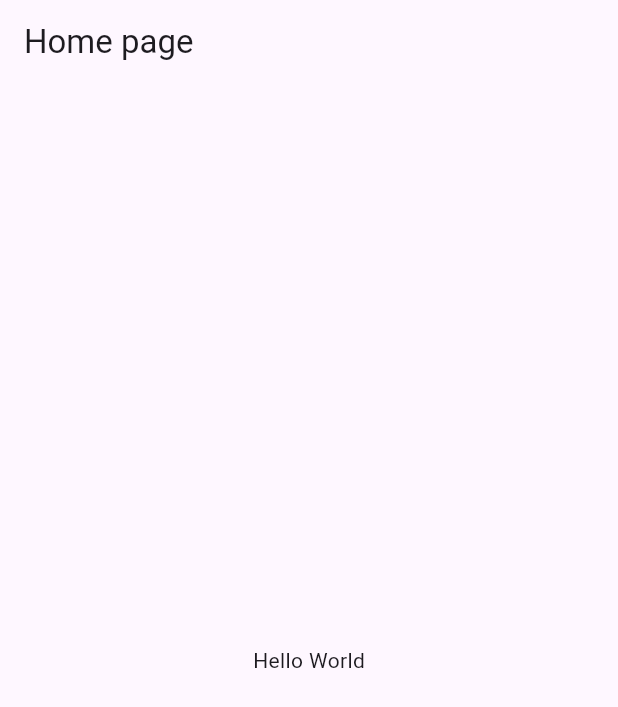
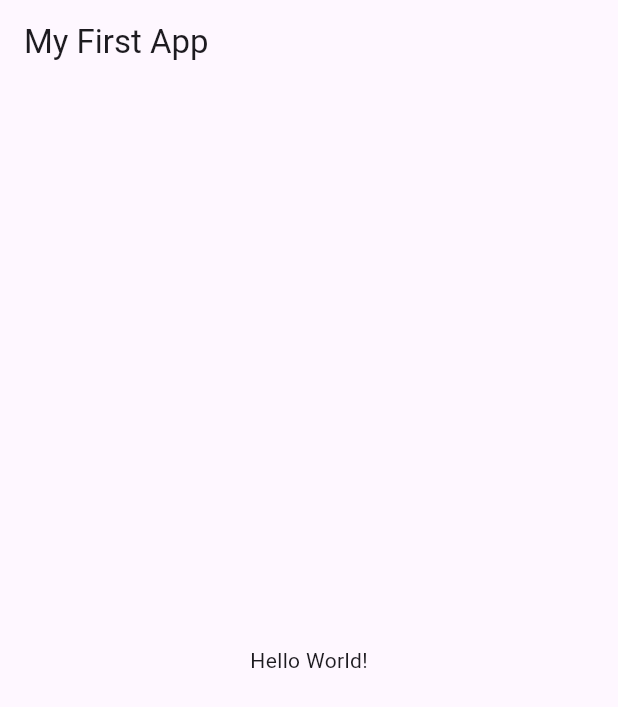
Before and after one commit to paulmagadi/Learn_Flutter, a Flutter app: the screen it shows after launch, on a phone screen of 412 x 824 dp. Shown: the top 707 px of the screen. Run offline on Flutter 3.47's test engine with Material 3 defaults, Android fonts, the phone set to English and light mode, and no system bars.

Commit message:
modified:   practice_flutter/myapp/lib/main.dart

```diff
--- a/practice_flutter/myapp/lib/main.dart
+++ b/practice_flutter/myapp/lib/main.dart
@@ -1,36 +1,16 @@
 import 'package:flutter/material.dart';
 
-void main() => runApp(MyApp());
-
-class MyApp extends StatelessWidget {
-   // This widget is the root of your application.
-   @override
-   Widget build(BuildContext context) {
-      return MaterialApp(
-         title: 'Hello World Demo Application',
-         theme: ThemeData(
-            primarySwatch: Colors.blue,
-         ),
-         home: MyHomePage(title: 'Home page'),
-      );
-   }
+void main() {
+  runApp(
+    MaterialApp(
+      home: Scaffold(
+        appBar: AppBar(
+          title: const Text('My First App'),
+        ),
+        body: const Center(
+          child: Text('Hello World!'),
+        ),
+      ),
+    ),
+  );
 }
-class MyHomePage extends StatelessWidget {
-   MyHomePage({Key key, this.title}) : super(key: key);
-   final String title;
-
-   @override
-   Widget build(BuildContext context) {
-      return Scaffold(
-         appBar: AppBar(
-            title: Text(this.title),
-         ),
-         body: Center(
-            child:
-            Text(
-               'Hello World',
-            )
-         ),
-      );
-   }
-}
```
